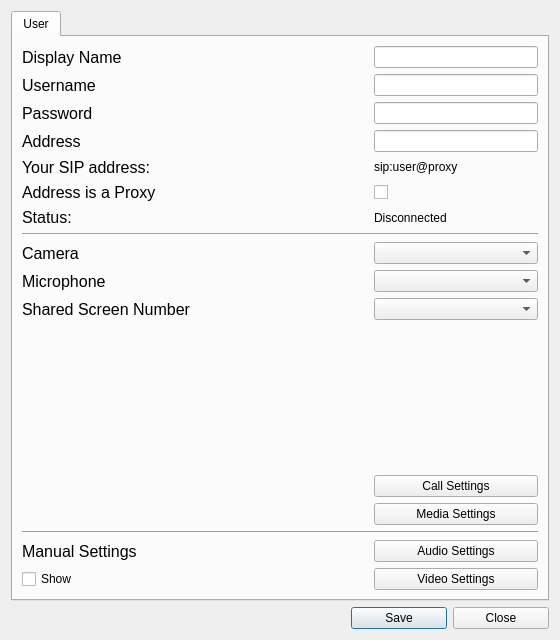
Above: src/ui/settings/settings.ui from ultravideo/uvgComm before the change. Below: the same form after it.
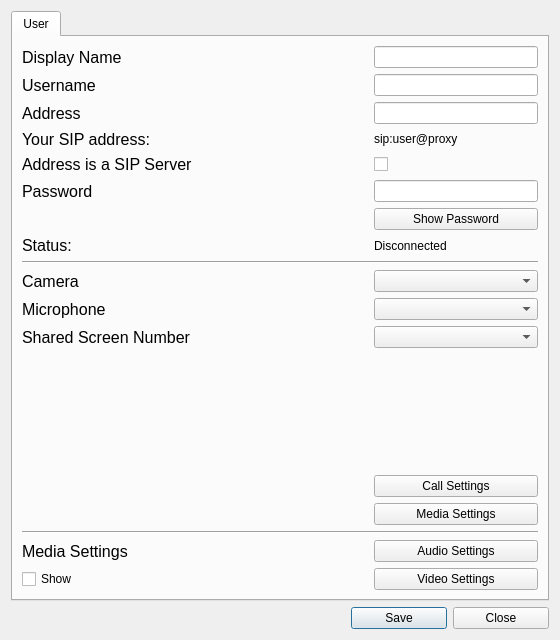
That is the form after the change.

Commit message:
feature(Settings): Improve usability of main settings window
Main improvements are hiding unnecessary server options when server is not used
and having the password hidden unless the user explicitly wishes it to be
shown.

Diff of the .ui file:
```diff
--- a/src/ui/settings/settings.ui
+++ b/src/ui/settings/settings.ui
@@ -90,7 +90,114 @@
        <string>User</string>
       </attribute>
       <layout class="QGridLayout" name="gridLayout_2">
-       <item row="13" column="3">
+       <item row="16" column="3">
+        <widget class="QComboBox" name="videoDevice_combo">
+         <property name="minimumSize">
+          <size>
+           <width>164</width>
+           <height>0</height>
+          </size>
+         </property>
+         <property name="maximumSize">
+          <size>
+           <width>256</width>
+           <height>16777215</height>
+          </size>
+         </property>
+         <property name="insertPolicy">
+          <enum>QComboBox::InsertAtBottom</enum>
+         </property>
+        </widget>
+       </item>
+       <item row="3" column="3">
+        <widget class="QLabel" name="sipAddress">
+         <property name="maximumSize">
+          <size>
+           <width>256</width>
+           <height>16777215</height>
+          </size>
+         </property>
+         <property name="text">
+          <string>sip:user@proxy</string>
+         </property>
+         <property name="textInteractionFlags">
+          <set>Qt::TextSelectableByMouse</set>
+         </property>
+        </widget>
+       </item>
+       <item row="18" column="0">
+        <widget class="QLabel" name="label_share">
+         <property name="font">
+          <font>
+           <pointsize>12</pointsize>
+          </font>
+         </property>
+         <property name="text">
+          <string>Shared Screen Number</string>
+         </property>
+         <property name="checked" stdset="0">
+          <bool>false</bool>
+         </property>
+        </widget>
+       </item>
+       <item row="18" column="1" colspan="2">
+        <spacer name="horizontalSpacer_6">
+         <property name="orientation">
+          <enum>Qt::Horizontal</enum>
+         </property>
+         <property name="sizeHint" stdset="0">
+          <size>
+           <width>40</width>
+           <height>20</height>
+          </size>
+         </property>
+        </spacer>
+       </item>
+       <item row="22" column="3">
+        <widget class="QPushButton" name="media_settings_button">
+         <property name="minimumSize">
+          <size>
+           <width>150</width>
+           <height>0</height>
+          </size>
+         </property>
+         <property name="maximumSize">
+          <size>
+           <width>250</width>
+           <height>16777215</height>
+          </size>
+         </property>
+         <property name="text">
+          <string>Media Settings</string>
+         </property>
+        </widget>
+       </item>
+       <item row="1" column="3">
+        <widget class="QLineEdit" name="username_edit">
+         <property name="maximumSize">
+          <size>
+           <width>256</width>
+           <height>16777215</height>
+          </size>
+         </property>
+         <property name="text">
+          <string/>
+         </property>
+        </widget>
+       </item>
+       <item row="4" column="0">
+        <widget class="QLabel" name="label">
+         <property name="font">
+          <font>
+           <pointsize>12</pointsize>
+          </font>
+         </property>
+         <property name="text">
+          <string>Address is a SIP Server</string>
+         </property>
+        </widget>
+       </item>
+       <item row="17" column="3">
         <widget class="QComboBox" name="audioDevice_combo">
          <property name="maximumSize">
           <size>
@@ -103,146 +210,46 @@
          </property>
         </widget>
        </item>
-       <item row="11" column="0" colspan="4">
-        <widget class="Line" name="line">
-         <property name="orientation">
-          <enum>Qt::Horizontal</enum>
+       <item row="17" column="0">
+        <widget class="QLabel" name="label_audioDevice">
+         <property name="font">
+          <font>
+           <pointsize>12</pointsize>
+          </font>
          </property>
+         <property name="text">
+          <string>Microphone</string>
+         </property>
         </widget>
        </item>
-       <item row="18" column="3">
-        <widget class="QPushButton" name="media_settings_button">
-         <property name="minimumSize">
-          <size>
-           <width>150</width>
-           <height>0</height>
-          </size>
-         </property>
-         <property name="maximumSize">
-          <size>
-           <width>250</width>
-           <height>16777215</height>
-          </size>
-         </property>
+       <item row="4" column="3">
+        <widget class="QCheckBox" name="auto_connect_box">
          <property name="text">
-          <string>Media Settings</string>
+          <string/>
          </property>
         </widget>
        </item>
-       <item row="9" column="3">
+       <item row="13" column="3">
         <widget class="QLabel" name="status">
          <property name="text">
           <string>Disconnected</string>
          </property>
         </widget>
        </item>
-       <item row="0" column="0">
-        <widget class="QLabel" name="Name">
-         <property name="font">
-          <font>
-           <pointsize>12</pointsize>
-          </font>
+       <item row="16" column="1" colspan="2">
+        <spacer name="horizontalSpacer_4">
+         <property name="orientation">
+          <enum>Qt::Horizontal</enum>
          </property>
-         <property name="text">
-          <string>Display Name</string>
-         </property>
-        </widget>
-       </item>
-       <item row="20" column="0">
-        <widget class="QLabel" name="label_manual">
-         <property name="font">
-          <font>
-           <pointsize>12</pointsize>
-          </font>
-         </property>
-         <property name="text">
-          <string>Manual Settings</string>
-         </property>
-        </widget>
-       </item>
-       <item row="3" column="3">
-        <widget class="QLineEdit" name="serverAddress_edit">
-         <property name="maximumSize">
+         <property name="sizeHint" stdset="0">
           <size>
-           <width>256</width>
-           <height>16777215</height>
+           <width>40</width>
+           <height>20</height>
           </size>
          </property>
-         <property name="text">
-          <string/>
-         </property>
-        </widget>
+        </spacer>
        </item>
-       <item row="14" column="3">
-        <widget class="QComboBox" name="screenDevice_combo">
-         <property name="maximumSize">
-          <size>
-           <width>256</width>
-           <height>16777215</height>
-          </size>
-         </property>
-        </widget>
-       </item>
-       <item row="12" column="0">
-        <widget class="QLabel" name="label_VideoDevice">
-         <property name="font">
-          <font>
-           <pointsize>12</pointsize>
-          </font>
-         </property>
-         <property name="text">
-          <string>Camera</string>
-         </property>
-        </widget>
-       </item>
-       <item row="24" column="3">
-        <widget class="QPushButton" name="video_settings_button">
-         <property name="enabled">
-          <bool>true</bool>
-         </property>
-         <property name="minimumSize">
-          <size>
-           <width>150</width>
-           <height>0</height>
-          </size>
-         </property>
-         <property name="maximumSize">
-          <size>
-           <width>250</width>
-           <height>16777215</height>
-          </size>
-         </property>
-         <property name="text">
-          <string>Video Settings</string>
-         </property>
-        </widget>
-       </item>
-       <item row="0" column="3">
-        <widget class="QLineEdit" name="name_edit">
-         <property name="maximumSize">
-          <size>
-           <width>256</width>
-           <height>16777215</height>
-          </size>
-         </property>
-         <property name="text">
-          <string/>
-         </property>
-        </widget>
-       </item>
-       <item row="5" column="0">
-        <widget class="QLabel" name="label_sip">
-         <property name="font">
-          <font>
-           <pointsize>12</pointsize>
-          </font>
-         </property>
-         <property name="text">
-          <string>Your SIP address:</string>
-         </property>
-        </widget>
-       </item>
-       <item row="17" column="3">
+       <item row="21" column="3">
         <widget class="QPushButton" name="sip_settings_button">
          <property name="sizePolicy">
           <sizepolicy hsizetype="Minimum" vsizetype="Fixed">
@@ -267,32 +274,50 @@
          </property>
         </widget>
        </item>
-       <item row="1" column="3">
-        <widget class="QLineEdit" name="username_edit">
+       <item row="28" column="3">
+        <widget class="QPushButton" name="video_settings_button">
+         <property name="enabled">
+          <bool>true</bool>
+         </property>
+         <property name="minimumSize">
+          <size>
+           <width>150</width>
+           <height>0</height>
+          </size>
+         </property>
          <property name="maximumSize">
           <size>
-           <width>256</width>
+           <width>250</width>
            <height>16777215</height>
           </size>
          </property>
          <property name="text">
-          <string/>
+          <string>Video Settings</string>
          </property>
         </widget>
        </item>
-       <item row="5" column="3">
-        <widget class="QLabel" name="sipAddress">
-         <property name="maximumSize">
+       <item row="20" column="0" rowspan="2">
+        <spacer name="verticalSpacer_3">
+         <property name="orientation">
+          <enum>Qt::Vertical</enum>
+         </property>
+         <property name="sizeHint" stdset="0">
           <size>
-           <width>256</width>
-           <height>16777215</height>
+           <width>20</width>
+           <height>40</height>
           </size>
          </property>
+        </spacer>
+       </item>
+       <item row="2" column="0">
+        <widget class="QLabel" name="label_server">
+         <property name="font">
+          <font>
+           <pointsize>12</pointsize>
+          </font>
+         </property>
          <property name="text">
-          <string>sip:user@proxy</string>
-         </property>
-         <property name="textInteractionFlags">
-          <set>Qt::TextSelectableByMouse</set>
+          <string>Address</string>
          </property>
         </widget>
        </item>
@@ -308,7 +333,19 @@
          </property>
         </widget>
        </item>
-       <item row="16" column="3">
+       <item row="3" column="0">
+        <widget class="QLabel" name="label_sip">
+         <property name="font">
+          <font>
+           <pointsize>12</pointsize>
+          </font>
+         </property>
+         <property name="text">
+          <string>Your SIP address:</string>
+         </property>
+        </widget>
+       </item>
+       <item row="20" column="3">
         <spacer name="verticalSpacer_2">
          <property name="orientation">
           <enum>Qt::Vertical</enum>
@@ -324,41 +361,9 @@
          </property>
         </spacer>
        </item>
-       <item row="16" column="0" rowspan="2">
-        <spacer name="verticalSpacer_3">
+       <item row="17" column="1" colspan="2">
+        <spacer name="horizontalSpacer_5">
          <property name="orientation">
-          <enum>Qt::Vertical</enum>
-         </property>
-         <property name="sizeHint" stdset="0">
-          <size>
-           <width>20</width>
-           <height>40</height>
-          </size>
-         </property>
-        </spacer>
-       </item>
-       <item row="13" column="0">
-        <widget class="QLabel" name="label_audioDevice">
-         <property name="font">
-          <font>
-           <pointsize>12</pointsize>
-          </font>
-         </property>
-         <property name="text">
-          <string>Microphone</string>
-         </property>
-        </widget>
-       </item>
-       <item row="6" column="3">
-        <widget class="QCheckBox" name="auto_connect_box">
-         <property name="text">
-          <string/>
-         </property>
-        </widget>
-       </item>
-       <item row="12" column="1" colspan="2">
-        <spacer name="horizontalSpacer_4">
-         <property name="orientation">
           <enum>Qt::Horizontal</enum>
          </property>
          <property name="sizeHint" stdset="0">
@@ -369,43 +374,22 @@
          </property>
         </spacer>
        </item>
-       <item row="24" column="2">
-        <spacer name="horizontalSpacer_7">
-         <property name="orientation">
-          <enum>Qt::Horizontal</enum>
-         </property>
-         <property name="sizeHint" stdset="0">
-          <size>
-           <width>40</width>
-           <height>20</height>
-          </size>
-         </property>
-        </spacer>
-       </item>
-       <item row="14" column="0">
-        <widget class="QLabel" name="label_share">
+       <item row="24" column="0">
+        <widget class="QLabel" name="label_manual">
          <property name="font">
           <font>
            <pointsize>12</pointsize>
           </font>
          </property>
          <property name="text">
-          <string>Shared Screen Number</string>
+          <string>Media Settings</string>
          </property>
-         <property name="checked" stdset="0">
-          <bool>false</bool>
-         </property>
         </widget>
        </item>
-       <item row="3" column="0">
-        <widget class="QLabel" name="label_server">
-         <property name="font">
-          <font>
-           <pointsize>12</pointsize>
-          </font>
-         </property>
-         <property name="text">
-          <string>Address</string>
+       <item row="15" column="0" colspan="4">
+        <widget class="Line" name="line">
+         <property name="orientation">
+          <enum>Qt::Horizontal</enum>
          </property>
         </widget>
        </item>
@@ -422,86 +406,7 @@
          </property>
         </spacer>
        </item>
-       <item row="12" column="3">
-        <widget class="QComboBox" name="videoDevice_combo">
-         <property name="minimumSize">
-          <size>
-           <width>164</width>
-           <height>0</height>
-          </size>
-         </property>
-         <property name="maximumSize">
-          <size>
-           <width>256</width>
-           <height>16777215</height>
-          </size>
-         </property>
-         <property name="insertPolicy">
-          <enum>QComboBox::InsertAtBottom</enum>
-         </property>
-        </widget>
-       </item>
-       <item row="13" column="1" colspan="2">
-        <spacer name="horizontalSpacer_5">
-         <property name="orientation">
-          <enum>Qt::Horizontal</enum>
-         </property>
-         <property name="sizeHint" stdset="0">
-          <size>
-           <width>40</width>
-           <height>20</height>
-          </size>
-         </property>
-        </spacer>
-       </item>
-       <item row="2" column="3">
-        <widget class="QLineEdit" name="passwd_edit">
-         <property name="maximumSize">
-          <size>
-           <width>256</width>
-           <height>16777215</height>
-          </size>
-         </property>
-        </widget>
-       </item>
-       <item row="2" column="0">
-        <widget class="QLabel" name="label_password">
-         <property name="font">
-          <font>
-           <pointsize>12</pointsize>
-          </font>
-         </property>
-         <property name="text">
-          <string>Password</string>
-         </property>
-        </widget>
-       </item>
-       <item row="14" column="1" colspan="2">
-        <spacer name="horizontalSpacer_6">
-         <property name="orientation">
-          <enum>Qt::Horizontal</enum>
-         </property>
-         <property name="sizeHint" stdset="0">
-          <size>
-           <width>40</width>
-           <height>20</height>
-          </size>
-         </property>
-        </spacer>
-       </item>
-       <item row="6" column="0">
-        <widget class="QLabel" name="label">
-         <property name="font">
-          <font>
-           <pointsize>12</pointsize>
-          </font>
-         </property>
-         <property name="text">
-          <string>Address is a Proxy</string>
-         </property>
-        </widget>
-       </item>
-       <item row="9" column="0">
+       <item row="13" column="0">
         <widget class="QLabel" name="label_status">
          <property name="font">
           <font>
@@ -513,39 +418,144 @@
          </property>
         </widget>
        </item>
-       <item row="19" column="0" colspan="4">
+       <item row="5" column="0">
+        <widget class="QLabel" name="label_password">
+         <property name="font">
+          <font>
+           <pointsize>12</pointsize>
+          </font>
+         </property>
+         <property name="text">
+          <string>Password</string>
+         </property>
+        </widget>
+       </item>
+       <item row="23" column="0" colspan="4">
         <widget class="Line" name="line_2">
          <property name="orientation">
           <enum>Qt::Horizontal</enum>
          </property>
         </widget>
        </item>
-       <item row="20" column="3">
-        <widget class="QPushButton" name="audio_settings_button">
-         <property name="minimumSize">
-          <size>
-           <width>150</width>
-           <height>0</height>
-          </size>
+       <item row="0" column="0">
+        <widget class="QLabel" name="Name">
+         <property name="font">
+          <font>
+           <pointsize>12</pointsize>
+          </font>
          </property>
+         <property name="text">
+          <string>Display Name</string>
+         </property>
+        </widget>
+       </item>
+       <item row="5" column="3">
+        <widget class="QLineEdit" name="passwd_edit">
          <property name="maximumSize">
           <size>
-           <width>250</width>
+           <width>256</width>
            <height>16777215</height>
           </size>
          </property>
+         <property name="echoMode">
+          <enum>QLineEdit::Password</enum>
+         </property>
+        </widget>
+       </item>
+       <item row="28" column="2">
+        <spacer name="horizontalSpacer_7">
+         <property name="orientation">
+          <enum>Qt::Horizontal</enum>
+         </property>
+         <property name="sizeHint" stdset="0">
+          <size>
+           <width>40</width>
+           <height>20</height>
+          </size>
+         </property>
+        </spacer>
+       </item>
+       <item row="16" column="0">
+        <widget class="QLabel" name="label_VideoDevice">
+         <property name="font">
+          <font>
+           <pointsize>12</pointsize>
+          </font>
+         </property>
          <property name="text">
-          <string>Audio Settings</string>
+          <string>Camera</string>
          </property>
         </widget>
        </item>
-       <item row="24" column="0">
+       <item row="28" column="0">
         <widget class="QCheckBox" name="show_manual_box">
          <property name="text">
           <string>Show</string>
          </property>
         </widget>
        </item>
+       <item row="24" column="3">
+        <widget class="QPushButton" name="audio_settings_button">
+         <property name="minimumSize">
+          <size>
+           <width>150</width>
+           <height>0</height>
+          </size>
+         </property>
+         <property name="maximumSize">
+          <size>
+           <width>250</width>
+           <height>16777215</height>
+          </size>
+         </property>
+         <property name="text">
+          <string>Audio Settings</string>
+         </property>
+        </widget>
+       </item>
+       <item row="2" column="3">
+        <widget class="QLineEdit" name="serverAddress_edit">
+         <property name="maximumSize">
+          <size>
+           <width>256</width>
+           <height>16777215</height>
+          </size>
+         </property>
+         <property name="text">
+          <string/>
+         </property>
+        </widget>
+       </item>
+       <item row="18" column="3">
+        <widget class="QComboBox" name="screenDevice_combo">
+         <property name="maximumSize">
+          <size>
+           <width>256</width>
+           <height>16777215</height>
+          </size>
+         </property>
+        </widget>
+       </item>
+       <item row="0" column="3">
+        <widget class="QLineEdit" name="name_edit">
+         <property name="maximumSize">
+          <size>
+           <width>256</width>
+           <height>16777215</height>
+          </size>
+         </property>
+         <property name="text">
+          <string/>
+         </property>
+        </widget>
+       </item>
+       <item row="12" column="3">
+        <widget class="QPushButton" name="show_password_button">
+         <property name="text">
+          <string>Show Password</string>
+         </property>
+        </widget>
+       </item>
       </layout>
      </widget>
     </widget>
```
Left out of the diff: 2 changed lines with no effect on the pictures. The commit also changes 2 other files.
